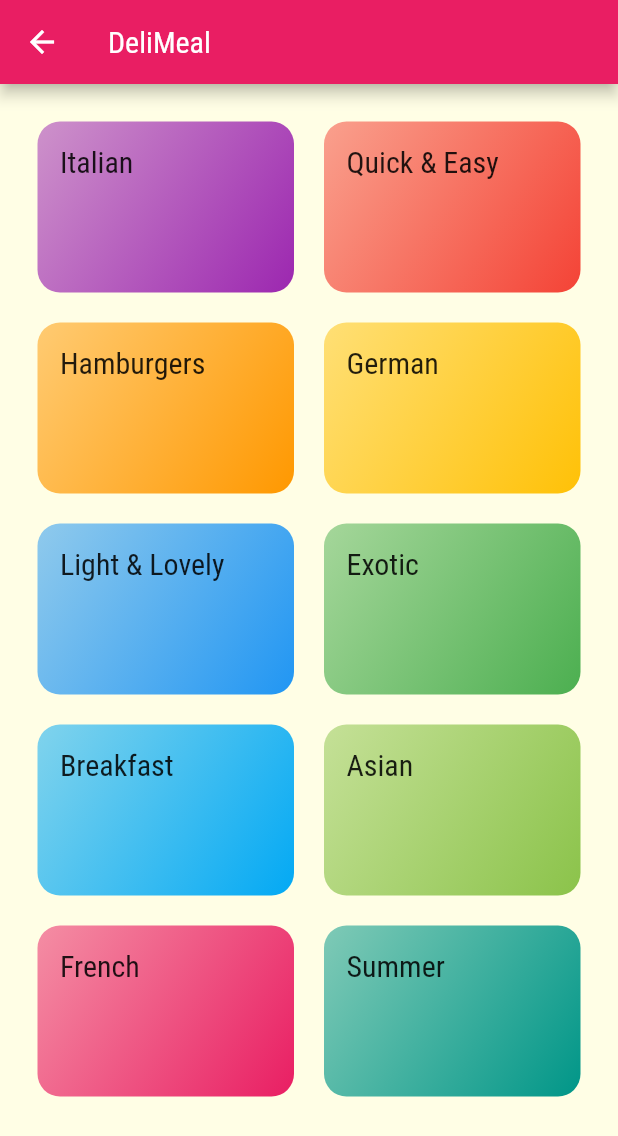
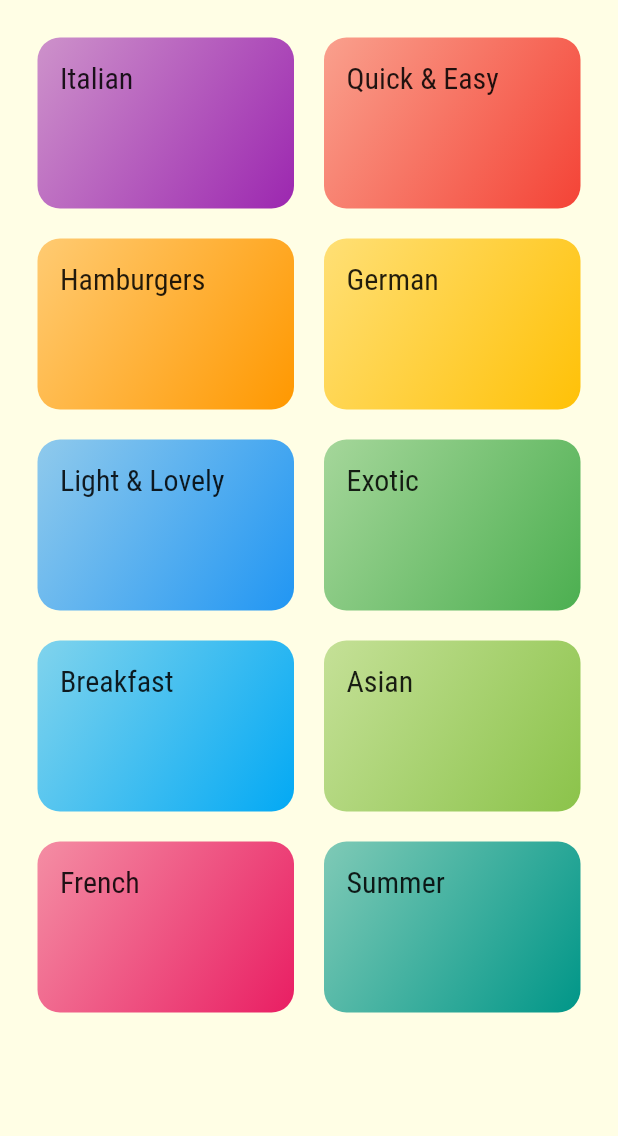
Before and after one commit to ggarber42/max-flutter-nav-app, a Flutter app: the Categories widget shown alone on an empty page, opened directly, on a phone screen of 412 x 824 dp. Shown: the top 1136 px of the screen. Run offline on Flutter 3.47's test engine with Material 2 defaults, Android fonts, the phone set to English and light mode, and no system bars.

Commit message:
chore: remove scaffold

```diff
--- a/lib/screens/categories.dart
+++ b/lib/screens/categories.dart
@@ -6,9 +6,7 @@ import '../widgets/category_item.dart';
 class Categories extends StatelessWidget {
   @override
   Widget build(BuildContext context) {
-    return Scaffold(
-      appBar: AppBar(title: const Text('DeliMeal')),
-      body: GridView(
+    return  GridView(
         padding: const EdgeInsets.all(25),
         children: DUMMY_CATEGORIES
             .map((catData) => CategoryItem(
@@ -22,7 +20,6 @@ class Categories extends StatelessWidget {
             childAspectRatio: 3 / 2,
             crossAxisSpacing: 20,
             mainAxisSpacing: 20),
-      ),
-    );
+      );
   }
 }
```
